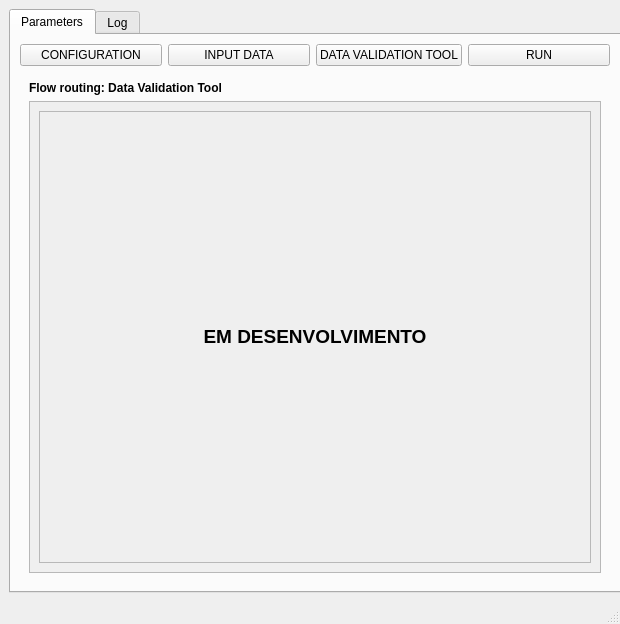
First picture: the form in hidroPixel_dialog_flow_rout.ui, repository pedmap/HidroPixel_test, before the edit.
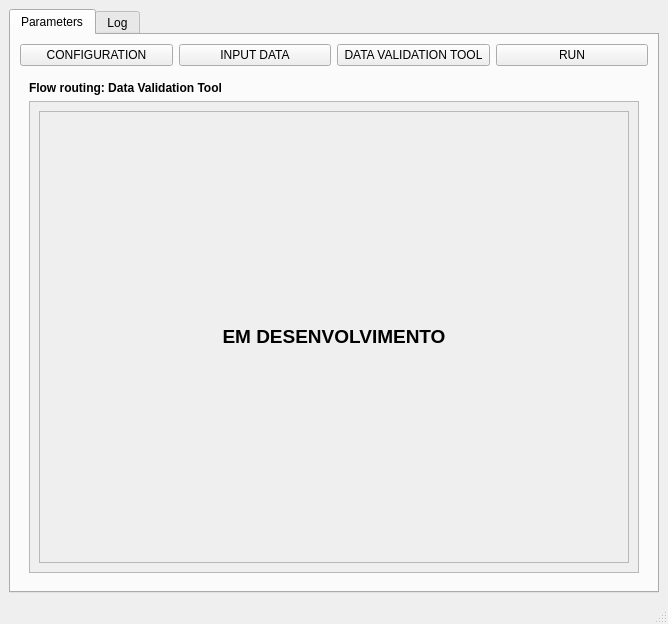
Second picture: the form after the edit. The open tabs and pages were chosen to show the change. Icons and pictures are not drawn.

Patch:
```diff
--- a/hidroPixel_dialog_flow_rout.ui
+++ b/hidroPixel_dialog_flow_rout.ui
@@ -6,7 +6,7 @@
    <rect>
     <x>0</x>
     <y>0</y>
-    <width>620</width>
+    <width>668</width>
     <height>624</height>
    </rect>
   </property>
@@ -963,8 +963,8 @@
                 <rect>
                  <x>0</x>
                  <y>0</y>
-                 <width>254</width>
-                 <height>64</height>
+                 <width>606</width>
+                 <height>464</height>
                 </rect>
                </property>
                <layout class="QGridLayout" name="gridLayout_30">
```
Left out of the diff: 34 changed lines with no effect on the pictures.
